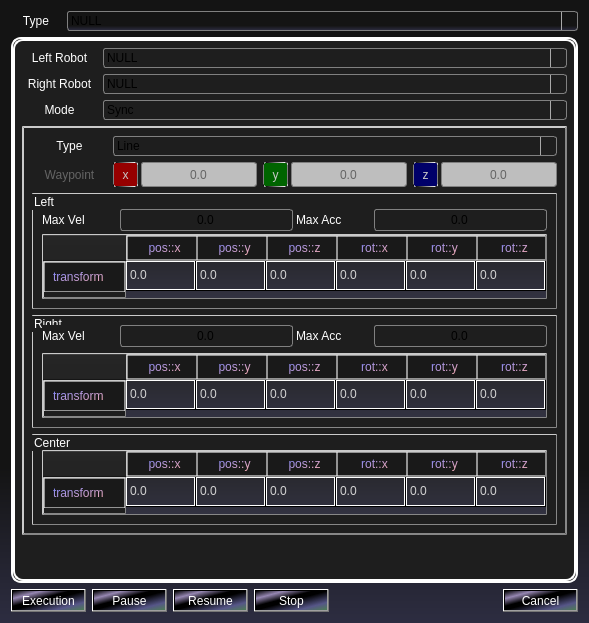
GueChen/GRobotSimulator, file UI/Dialog/planningdialog.ui: the form before one commit.
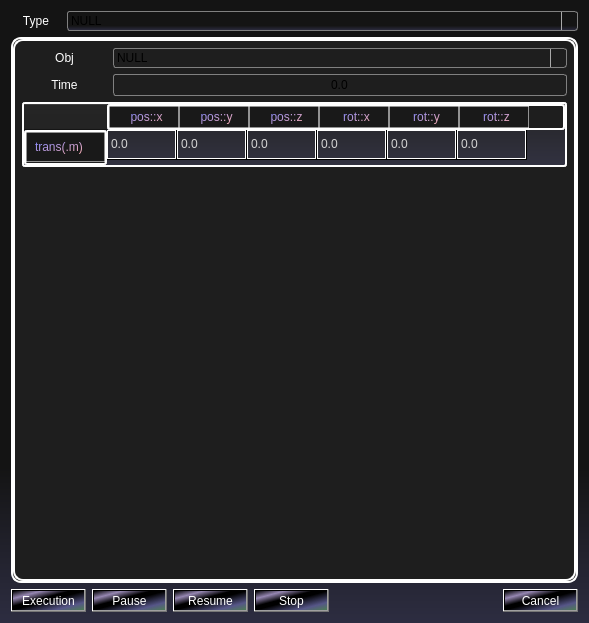
The form after the commit. Icons and pictures are not drawn.

```diff
--- a/UI/Dialog/planningdialog.ui
+++ b/UI/Dialog/planningdialog.ui
@@ -4044,6 +4044,366 @@
        </item>
       </layout>
      </widget>
+     <widget class="QWidget" name="keeper_page">
+      <layout class="QVBoxLayout" name="verticalLayout_11">
+       <item>
+        <layout class="QHBoxLayout" name="keeper_obj_layout">
+         <item>
+          <widget class="QLabel" name="keeper_obj_text">
+           <property name="sizePolicy">
+            <sizepolicy hsizetype="Fixed" vsizetype="Preferred">
+             <horstretch>0</horstretch>
+             <verstretch>0</verstretch>
+            </sizepolicy>
+           </property>
+           <property name="minimumSize">
+            <size>
+             <width>85</width>
+             <height>0</height>
+            </size>
+           </property>
+           <property name="maximumSize">
+            <size>
+             <width>75</width>
+             <height>16777215</height>
+            </size>
+           </property>
+           <property name="styleSheet">
+            <string notr="true">QLabel{
+	color:white;
+	font: 12pt &quot;Sitka&quot;;
+	background-color: rgb(30, 30, 30);
+	border: none;
+    border-radius: 0px;
+}
+</string>
+           </property>
+           <property name="text">
+            <string>Obj</string>
+           </property>
+           <property name="textFormat">
+            <enum>Qt::AutoText</enum>
+           </property>
+           <property name="scaledContents">
+            <bool>false</bool>
+           </property>
+           <property name="alignment">
+            <set>Qt::AlignCenter</set>
+           </property>
+           <property name="wordWrap">
+            <bool>true</bool>
+           </property>
+           <property name="margin">
+            <number>0</number>
+           </property>
+           <property name="indent">
+            <number>-1</number>
+           </property>
+          </widget>
+         </item>
+         <item>
+          <widget class="QComboBox" name="keeper_obj_combo">
+           <property name="sizePolicy">
+            <sizepolicy hsizetype="Expanding" vsizetype="Fixed">
+             <horstretch>0</horstretch>
+             <verstretch>0</verstretch>
+            </sizepolicy>
+           </property>
+           <property name="minimumSize">
+            <size>
+             <width>113</width>
+             <height>0</height>
+            </size>
+           </property>
+           <property name="styleSheet">
+            <string notr="true">
+QComboBox {
+	font: 9pt &quot;Microsoft YaHei UI&quot;;
+	color: black;
+    border: 1px solid gray;
+    border-radius: 3px;
+    padding: 1px 18px 1px 3px;
+    min-width: 6em;
+}
+
+QComboBox:editable {
+    background: white;
+	
+}
+
+QComboBox:!editable, QComboBox::drop-down:editable {  
+     background: qlineargradient(x1: 0, y1: 0, x2: 0, y2: 1,
+                                 stop: 0 #E1E1E1, stop: 0.4 #DDDDDD,
+                                 stop: 0.5 #D8D8D8, stop: 1.0 #D3D3D3);
+}
+
+/* QComboBox gets the &quot;on&quot; state when the popup is open */
+QComboBox:!editable:on, QComboBox::drop-down:editable:on {
+    background: qlineargradient(x1: 0, y1: 0, x2: 0, y2: 1,
+                                stop: 0 #D3D3D3, stop: 0.4 #D8D8D8,
+                                stop: 0.5 #DDDDDD, stop: 1.0 #E1E1E1);
+}
+
+QComboBox:on { /* shift the text when the popup opens */
+    padding-top: 3px;
+    padding-left: 4px;
+}
+
+QComboBox::drop-down {
+    subcontrol-origin: padding;
+    subcontrol-position: top right;
+    width: 15px;
+
+    border-left-width: 1px;
+    border-left-color: darkgray;
+    border-left-style: solid;			 /* just a single line */
+    border-top-right-radius:3px;	 /* same radius as the QComboBox */
+    border-bottom-right-radius: 3px;
+}
+
+QComboBox::down-arrow {
+   image:url(:/16x16/downarrow16x16.png)
+}
+
+QComboBox::down-arrow:on { /* shift the arrow when popup is open */
+    top: 1px;
+    left: 1px;
+}
+
+QComboBox QAbstractItemView {
+	 border-radius: 3px;
+	 background: qlineargradient(x1: 0, y1: 0, x2: 0, y2: 1,
+                                 stop: 0 #E1E1E1, stop: 0.4 #DDDDDD,
+                                 stop: 0.5 #D8D8D8, stop: 1.0 #D3D3D3);
+    border: 1px solid darkgray;
+    selection-background-color: lightgray;
+}</string>
+           </property>
+           <item>
+            <property name="text">
+             <string>NULL</string>
+            </property>
+           </item>
+           <item>
+            <property name="text">
+             <string>Left</string>
+            </property>
+           </item>
+           <item>
+            <property name="text">
+             <string>Right</string>
+            </property>
+           </item>
+          </widget>
+         </item>
+        </layout>
+       </item>
+       <item>
+        <layout class="QHBoxLayout" name="horizontalLayout">
+         <item>
+          <widget class="QLabel" name="keeper_time_text">
+           <property name="minimumSize">
+            <size>
+             <width>85</width>
+             <height>0</height>
+            </size>
+           </property>
+           <property name="sizeIncrement">
+            <size>
+             <width>75</width>
+             <height>0</height>
+            </size>
+           </property>
+           <property name="styleSheet">
+            <string notr="true">QLabel{
+	color:white;
+	font: 12pt &quot;Sitka&quot;;
+	background-color: rgb(30, 30, 30);
+	border: none;
+    border-radius: 0px;
+}
+</string>
+           </property>
+           <property name="text">
+            <string>Time</string>
+           </property>
+           <property name="alignment">
+            <set>Qt::AlignCenter</set>
+           </property>
+          </widget>
+         </item>
+         <item>
+          <widget class="QLineEdit" name="keeper_time_val">
+           <property name="minimumSize">
+            <size>
+             <width>0</width>
+             <height>22</height>
+            </size>
+           </property>
+           <property name="styleSheet">
+            <string notr="true">QLineEdit{
+font:  9pt &quot;Cascadia Code&quot;;
+color: black;
+background: qlineargradient(x1: 0, y1: 0, x2: 0, y2: 1,
+                                 stop: 0 #E1E1E1, stop: 0.4 #DDDDDD,
+                                 stop: 0.5 #D8D8D8, stop: 1.0 #D3D3D3);
+border: 1px solid gray;
+border-radius: 3px;
+}</string>
+           </property>
+           <property name="text">
+            <string>0.0</string>
+           </property>
+           <property name="alignment">
+            <set>Qt::AlignCenter</set>
+           </property>
+          </widget>
+         </item>
+        </layout>
+       </item>
+       <item>
+        <widget class="QTableWidget" name="keeper_cspace_table">
+         <property name="maximumSize">
+          <size>
+           <width>16777215</width>
+           <height>65</height>
+          </size>
+         </property>
+         <property name="styleSheet">
+          <string notr="true">QWidget{
+	border-radius: 3px;
+}
+QHeaderView::section{
+	font: 12pt &quot;Sitka&quot;;
+	color: qlineargradient(spread:pad, x1:0, y1:0, x2:1, y2:1, stop:0 rgba(125, 135, 255, 255), stop:1 rgba(255, 175, 175, 255));
+	background-color: rgb(25, 25, 25);
+	border: 1px ridge  rgba(155, 155, 155, 150);
+	border-radius:0px;
+	min-width:70px;
+	padding: 3px 3px 3px 8px;
+}
+QTableView{	
+	color: white;
+	background-color: qlineargradient(spread:pad, x1:0, y1:0, x2:0, y2:1, stop:0 rgba(35, 35, 35, 255), stop:1 rgba(50, 50, 65, 255));
+	
+}
+
+QTableView::item{
+	font: 9pt &quot;微软雅黑&quot;;
+	color: lightgrey;
+	border:1px solid white;
+	text-align:center center;
+}
+
+QTableView::item::hover{
+	font: 9pt &quot;微软雅黑&quot;;
+	background: qlineargradient(x1: 0, y1: 0, x2: 1, y2: 0, stop:1 #333377, stop: 0 #995599);
+	text-align:right;
+}
+
+QTableView::item::selected {
+	
+	background: qlineargradient(x1: 0, y1: 0, x2: 1, y2: 0, stop:0 #559977, stop: 1 #224455);
+	color: rgb(255, 230, 20);
+}
+
+QTreeView::item:selected:active{
+	font: bold 12pt &quot;微软雅黑&quot;;
+    background: qlineargradient(x1: 0, y1: 0, x2: 0, y2: 1, stop: 0 #6ea1f1, stop: 1 #567dbc);
+}
+</string>
+         </property>
+         <attribute name="horizontalHeaderMinimumSectionSize">
+          <number>50</number>
+         </attribute>
+         <attribute name="horizontalHeaderDefaultSectionSize">
+          <number>70</number>
+         </attribute>
+         <attribute name="verticalHeaderMinimumSectionSize">
+          <number>30</number>
+         </attribute>
+         <row>
+          <property name="text">
+           <string>trans(.m)</string>
+          </property>
+         </row>
+         <column>
+          <property name="text">
+           <string>pos::x</string>
+          </property>
+         </column>
+         <column>
+          <property name="text">
+           <string>pos::y</string>
+          </property>
+         </column>
+         <column>
+          <property name="text">
+           <string>pos::z</string>
+          </property>
+         </column>
+         <column>
+          <property name="text">
+           <string>rot::x</string>
+          </property>
+         </column>
+         <column>
+          <property name="text">
+           <string>rot::y</string>
+          </property>
+         </column>
+         <column>
+          <property name="text">
+           <string>rot::z</string>
+          </property>
+         </column>
+         <item row="0" column="0">
+          <property name="text">
+           <string>0.0</string>
+          </property>
+         </item>
+         <item row="0" column="1">
+          <property name="text">
+           <string>0.0</string>
+          </property>
+         </item>
+         <item row="0" column="2">
+          <property name="text">
+           <string>0.0</string>
+          </property>
+         </item>
+         <item row="0" column="3">
+          <property name="text">
+           <string>0.0</string>
+          </property>
+         </item>
+         <item row="0" column="4">
+          <property name="text">
+           <string>0.0</string>
+          </property>
+         </item>
+         <item row="0" column="5">
+          <property name="text">
+           <string>0.0</string>
+          </property>
+         </item>
+        </widget>
+       </item>
+       <item>
+        <spacer name="verticalSpacer_7">
+         <property name="orientation">
+          <enum>Qt::Vertical</enum>
+         </property>
+         <property name="sizeHint" stdset="0">
+          <size>
+           <width>20</width>
+           <height>387</height>
+          </size>
+         </property>
+        </spacer>
+       </item>
+      </layout>
+     </widget>
      <widget class="QWidget" name="dual_page">
       <layout class="QVBoxLayout" name="verticalLayout_5">
        <item>
```
Left out of the diff: 5 changed lines with no effect on the pictures.
